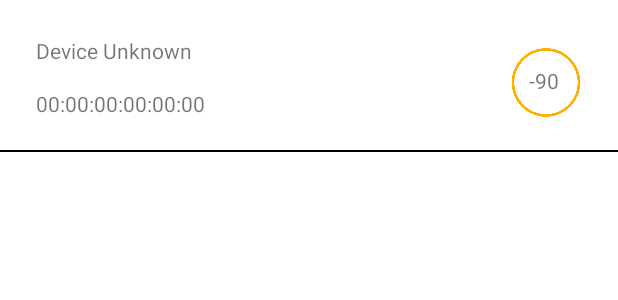
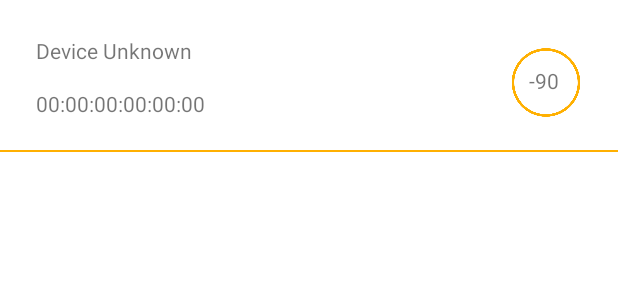
Before and after one commit to LucasG55/AndroidERestaurant, an Android app: the layout item_ble.xml on its own in the app's theme, with its tools: preview values and no code run, on a phone screen of 412 x 824 dp. Shown: the top 300 px of the screen. Run offline under Robolectric (Android 15) with nearby library versions, the phone set to English and light mode, and no system bars; network calls fail.

Commit message:
BLE mais mieux

```diff
--- a/app/src/main/java/fr/isen/giraud/androiderestaurant/CategoryActivity.kt
+++ b/app/src/main/java/fr/isen/giraud/androiderestaurant/CategoryActivity.kt
@@ -63,7 +63,6 @@ class CategoryActivity : AppCompatActivity() {
         val intent = Intent(this, ItemActivity::class.java)
         intent.putExtra("Item", Gson().toJson(item))
         startActivity(intent)
-
     }
 
     override fun onDestroy() {
--- a/app/src/main/res/layout/item_ble.xml
+++ b/app/src/main/res/layout/item_ble.xml
@@ -49,7 +49,7 @@
         android:id="@+id/view"
         android:layout_width="match_parent"
         android:layout_height="1dp"
-        android:background="@color/black"
+        android:background="@color/gold"
         app:layout_constraintEnd_toEndOf="parent"
         app:layout_constraintTop_toTopOf="parent"
         android:layout_marginTop="100dp"
--- a/app/src/main/res/layout/item_cart.xml
+++ b/app/src/main/res/layout/item_cart.xml
@@ -81,7 +81,7 @@
         android:id="@+id/view"
         android:layout_width="match_parent"
         android:layout_height="1dp"
-        android:background="@color/black"
+        android:background="@color/gold"
         app:layout_constraintEnd_toEndOf="parent"
         app:layout_constraintTop_toBottomOf="@id/image" />
 
--- a/app/src/main/res/values/colors.xml
+++ b/app/src/main/res/values/colors.xml
@@ -7,4 +7,5 @@
     <color name="teal_700">#FF018786</color>
     <color name="black">#FF000000</color>
     <color name="white">#FFFFFFFF</color>
+    <color name="gold">#FFB001</color>
 </resources>
```
Also changed, not shown: app/src/main/java/fr/isen/giraud/androiderestaurant/BLEScanActivity.kt (+12 -5 lines).
